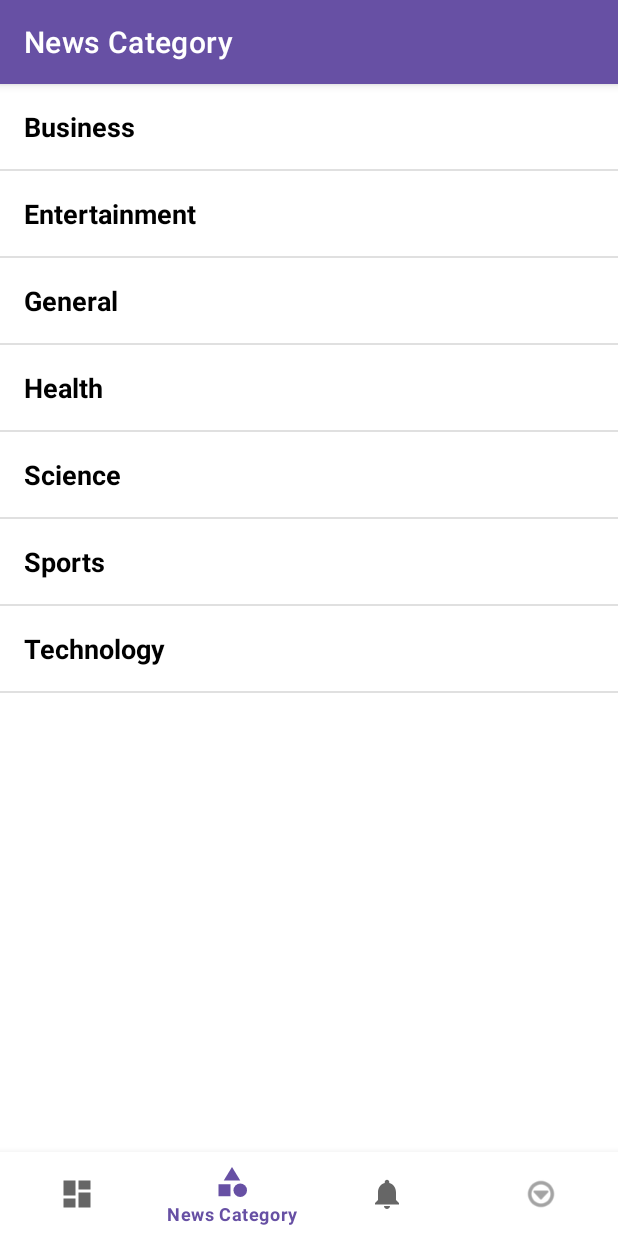
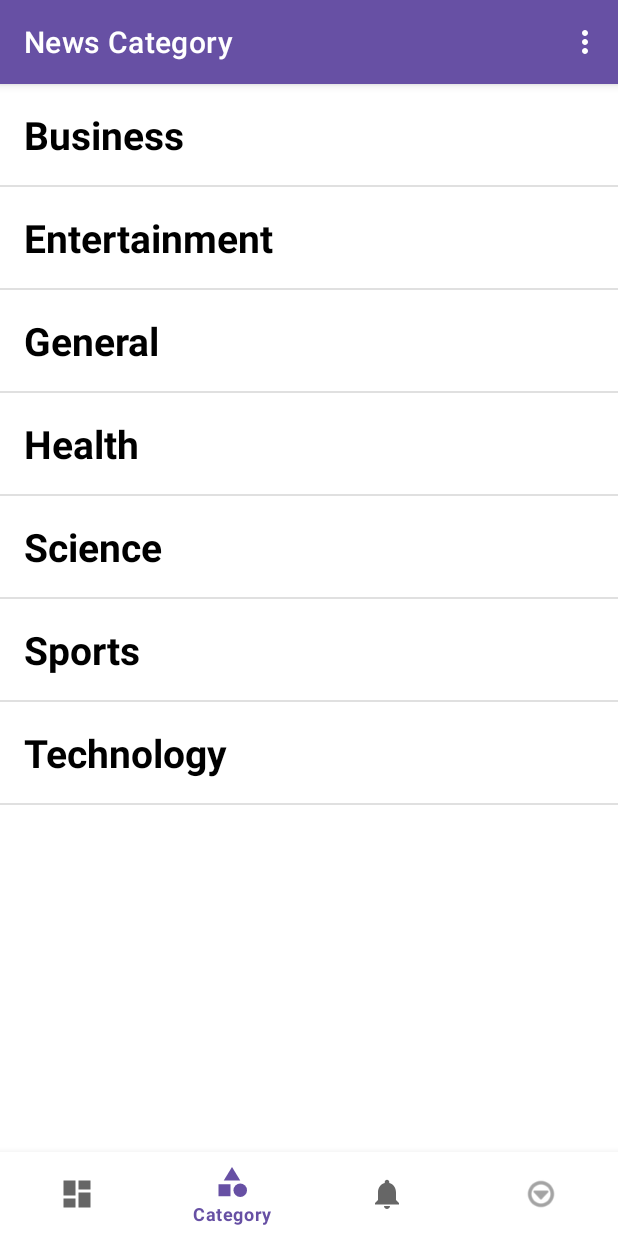
Before and after one commit to khushigaba/newsApp, an Android app: the CategoryFragment screen opened through its navigation route, on a phone screen of 412 x 824 dp. Run offline under Robolectric (Android 15) with nearby library versions, the phone set to English and light mode, and no system bars; our stand-ins replace Room's generated code, navigation-ui; pictures from the network do not load.

Commit message:
added toggle text size function in trending news and category news screen

```diff
--- a/app/src/main/java/com/example/nownews/MainActivity.kt
+++ b/app/src/main/java/com/example/nownews/MainActivity.kt
@@ -1,9 +1,13 @@
 package com.example.nownews
 
 import android.os.Bundle
+import android.util.Log
+import android.view.Menu
+import android.view.MenuItem
 import androidx.activity.enableEdgeToEdge
 import com.google.android.material.bottomnavigation.BottomNavigationView
 import androidx.appcompat.app.AppCompatActivity
+import androidx.navigation.NavController
 import androidx.navigation.findNavController
 import androidx.navigation.ui.AppBarConfiguration
 import androidx.navigation.ui.setupActionBarWithNavController
@@ -11,14 +15,17 @@ import androidx.navigation.ui.setupWithNavController
 import androidx.room.Room
 import com.example.nownews.databinding.ActivityMainBinding
 import com.example.nownews.local.AppDatabase
+import com.example.nownews.utils.TextSizeUtils
 
 class MainActivity : AppCompatActivity() {
 
     private lateinit var binding: ActivityMainBinding
+    private lateinit var navController: NavController
+    private val TAG = "MainActivity"
 
     // Database instance (companion object makes it accessible globally)
     companion object {
-        public lateinit var database: AppDatabase
+        lateinit var database: AppDatabase
     }
 
     override fun onCreate(savedInstanceState: Bundle?) {
@@ -35,7 +42,7 @@ class MainActivity : AppCompatActivity() {
 
         val navView: BottomNavigationView = binding.navView
 
-        val navController = findNavController(R.id.nav_host_fragment_activity_main)
+        navController = findNavController(R.id.nav_host_fragment_activity_main)
         val appBarConfiguration = AppBarConfiguration(
             setOf(
                 R.id.navigation_home, R.id.navigation_category, R.id.navigation_search
@@ -44,4 +51,31 @@ class MainActivity : AppCompatActivity() {
         setupActionBarWithNavController(navController, appBarConfiguration)
         navView.setupWithNavController(navController)
     }
+
+    override fun onCreateOptionsMenu(menu: Menu?): Boolean {
+        menuInflater.inflate(R.menu.bottom_nav_menu, menu)
+        Log.d(TAG, "Menu inflated: bottom_navigation_menu")
+        return true
+    }
+
+    override fun onOptionsItemSelected(item: MenuItem): Boolean {
+        return when (item.itemId) {
+            R.id.action_text_size -> {
+                val isLargeText = !TextSizeUtils.isLargeTextEnabled(this)
+                TextSizeUtils.setLargeTextEnabled(this, isLargeText)
+                Log.d(TAG, "Text size toggled to ${if (isLargeText) "large" else "normal"}")
+                notifyFragmentsToRefresh()
+                true
+            }
+
+            else -> super.onOptionsItemSelected(item)
+        }
+    }
+
+    private fun notifyFragmentsToRefresh() {
+        val currentFragmentId = navController.currentDestination?.id
+        currentFragmentId?.let {
+            navController.navigate(it)
+        }
+    }
 }
--- a/app/src/main/java/com/example/nownews/adapter/NewsCategoryAdapter.kt
+++ b/app/src/main/java/com/example/nownews/adapter/NewsCategoryAdapter.kt
@@ -5,6 +5,7 @@ import android.view.ViewGroup
 import androidx.recyclerview.widget.RecyclerView
 import com.example.nownews.databinding.ItemNewsCategoryBinding
 import com.example.nownews.model.NewsCategory
+import com.example.nownews.utils.TextSizeUtils
 
 class NewsCategoryAdapter(
     private val categories: List<NewsCategory>,
@@ -14,8 +15,14 @@ class NewsCategoryAdapter(
     inner class NewsCategoryViewHolder(private val binding: ItemNewsCategoryBinding) :
         RecyclerView.ViewHolder(binding.root) {
         fun bind(category: NewsCategory) {
-            binding.tvCategoryName.text = category.category.capitalize()
-            binding.root.setOnClickListener { onItemClick(category) }
+            binding.apply {
+                tvCategoryName.text = category.category.capitalize()
+
+                // Apply text size
+                TextSizeUtils.applyTextSize(root.context, tvCategoryName, 18f, 26f)
+
+                root.setOnClickListener { onItemClick(category) }
+            }
         }
     }
 
--- /dev/null
+++ b/app/src/main/java/com/example/nownews/utils/TextSizeUtils.kt
@@ -0,0 +1,27 @@
+package com.example.nownews.utils
+
+import android.content.Context
+import android.widget.TextView
+
+object TextSizeUtils {
+    private const val PREFS_NAME = "NewsAppPrefs"
+    private const val KEY_LARGE_TEXT = "isLargeText"
+
+    // Save text size preference
+    fun setLargeTextEnabled(context: Context, isLargeText: Boolean) {
+        val prefs = context.getSharedPreferences(PREFS_NAME, Context.MODE_PRIVATE)
+        prefs.edit().putBoolean(KEY_LARGE_TEXT, isLargeText).apply()
+    }
+
+    // Get text size preference
+    fun isLargeTextEnabled(context: Context): Boolean {
+        val prefs = context.getSharedPreferences(PREFS_NAME, Context.MODE_PRIVATE)
+        return prefs.getBoolean(KEY_LARGE_TEXT, false)
+    }
+
+    // Apply text size to a TextView
+    fun applyTextSize(context: Context, textView: TextView, normalSizeSp: Float, largeSizeSp: Float) {
+        val isLargeText = isLargeTextEnabled(context)
+        textView.textSize = if (isLargeText) largeSizeSp else normalSizeSp
+    }
+}
--- a/app/src/main/res/layout/fragment_home.xml
+++ b/app/src/main/res/layout/fragment_home.xml
@@ -14,7 +14,7 @@
     <ProgressBar
         android:id="@+id/loadingProgress"
         android:layout_width="wrap_content"
-        android:layout_height="wrap_content"
+        android:layout_height="37dp"
         android:layout_gravity="center" />
 
 </FrameLayout>
--- a/app/src/main/res/menu/bottom_nav_menu.xml
+++ b/app/src/main/res/menu/bottom_nav_menu.xml
@@ -5,12 +5,12 @@
     <item
         android:id="@+id/navigation_home"
         android:icon="@drawable/ic_dashboard_black_24dp"
-        android:title="Trending News" />
+        android:title="Trending" />
 
     <item
         android:id="@+id/navigation_category"
         android:icon="@drawable/baseline_category_24"
-        android:title="News Category" />
+        android:title="Category" />
 
 
     <item
@@ -21,7 +21,8 @@
     <item
         android:id="@+id/action_text_size"
         android:icon="@android:drawable/ic_menu_more"
-        android:title="Toggle Text"
+        android:title="Toggle text"
         android:contentDescription="Toggle text size"
         app:showAsAction="never" />
+
 </menu>
```
Also changed, not shown: app/src/main/java/com/example/nownews/adapter/NewsAdapter.kt (+11 -6 lines).
